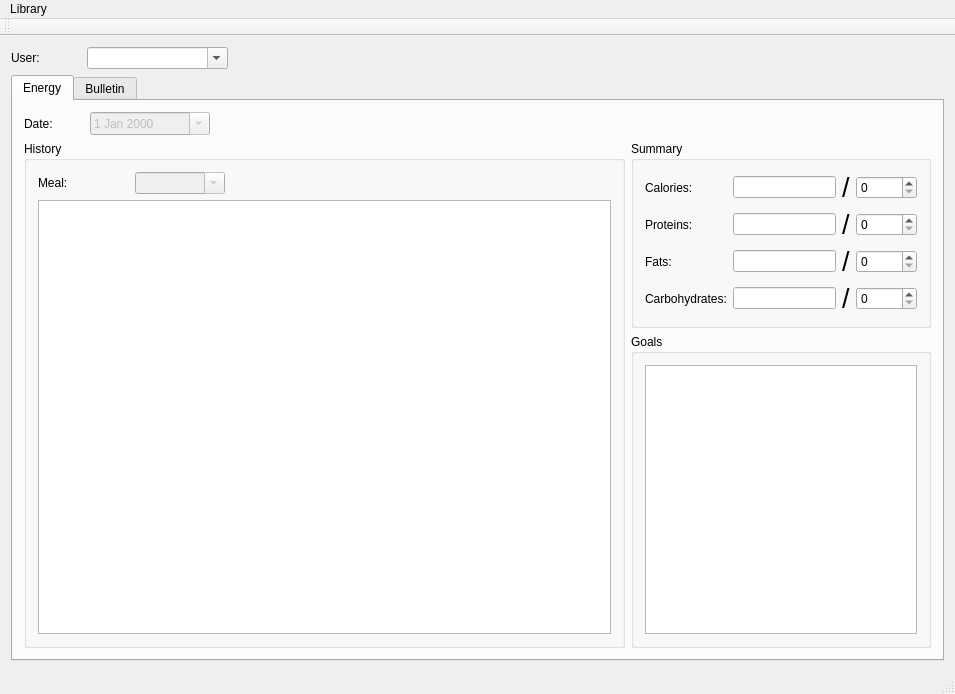
Above: mainwindow.ui from quantum-pie/cbgu before the change. Below: the same form after it.
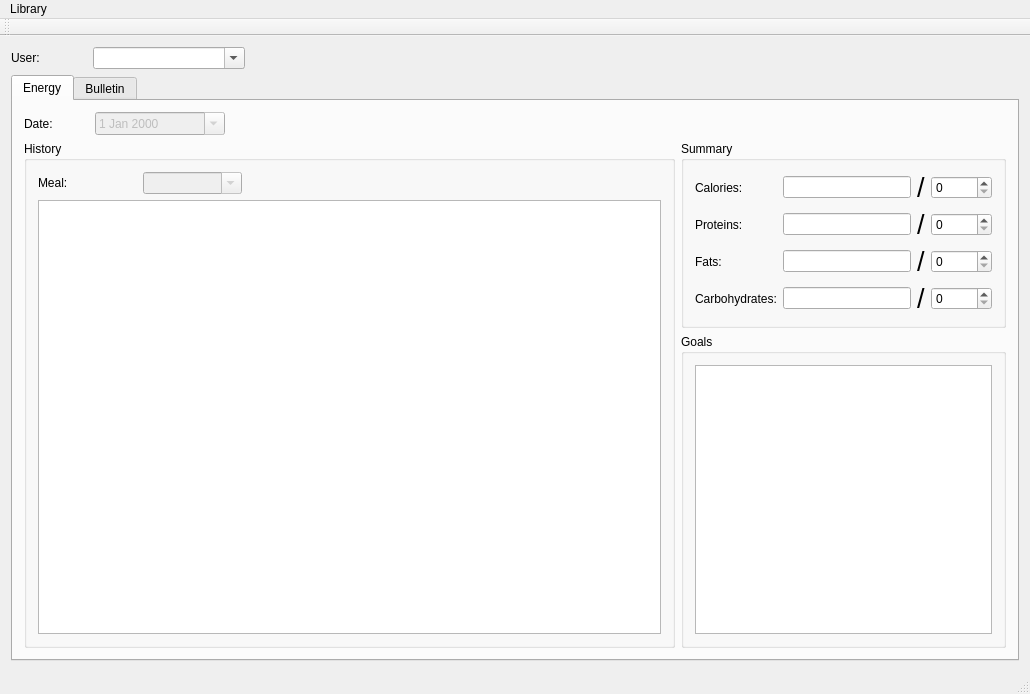
That is the form after the change. Icons and pictures are not drawn.

Commit message: Employ temporary product addition in main window

The edit to the form file:
```diff
--- a/mainwindow.ui
+++ b/mainwindow.ui
@@ -6,7 +6,7 @@
    <rect>
     <x>0</x>
     <y>0</y>
-    <width>955</width>
+    <width>1030</width>
     <height>694</height>
    </rect>
   </property>
@@ -280,7 +280,7 @@
     <rect>
      <x>0</x>
      <y>0</y>
-     <width>955</width>
+     <width>1030</width>
      <height>20</height>
     </rect>
    </property>
```
The commit also changes 2 other files.
